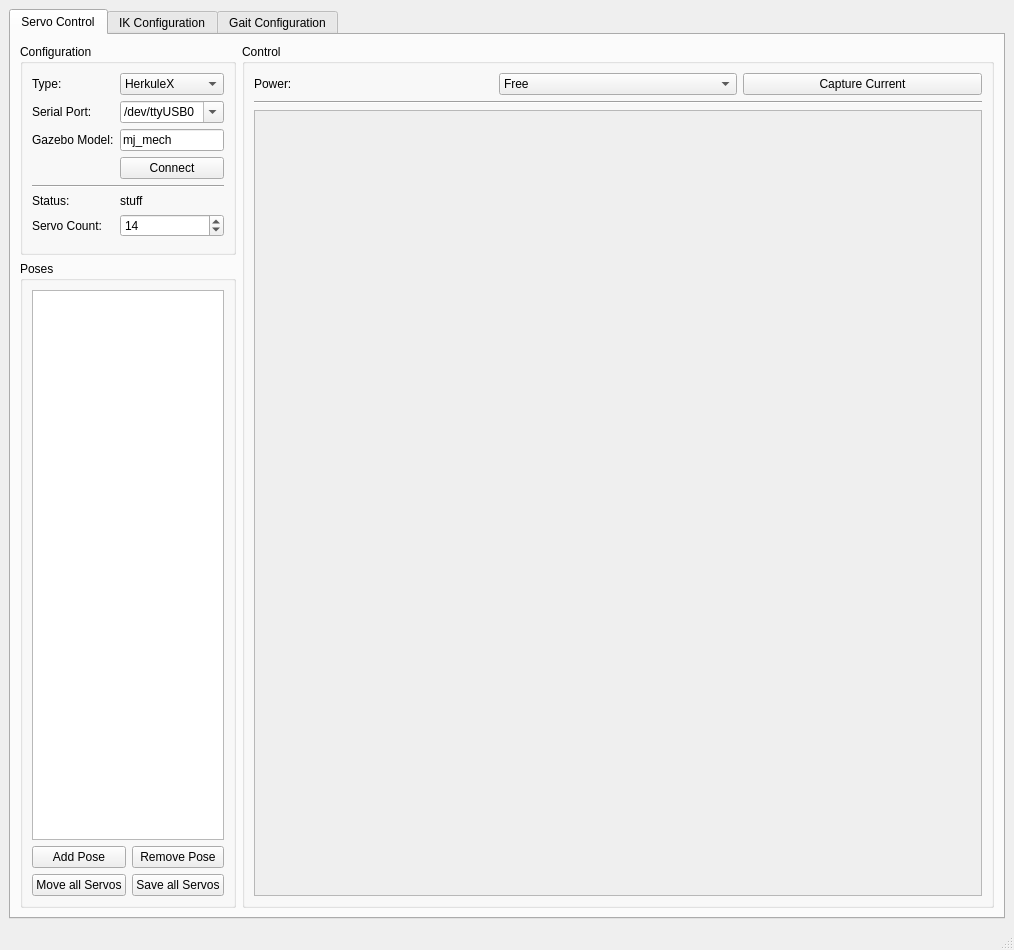
Old version of the form legtool/legtool_main_window.ui in the repository mjbots/mjmech.
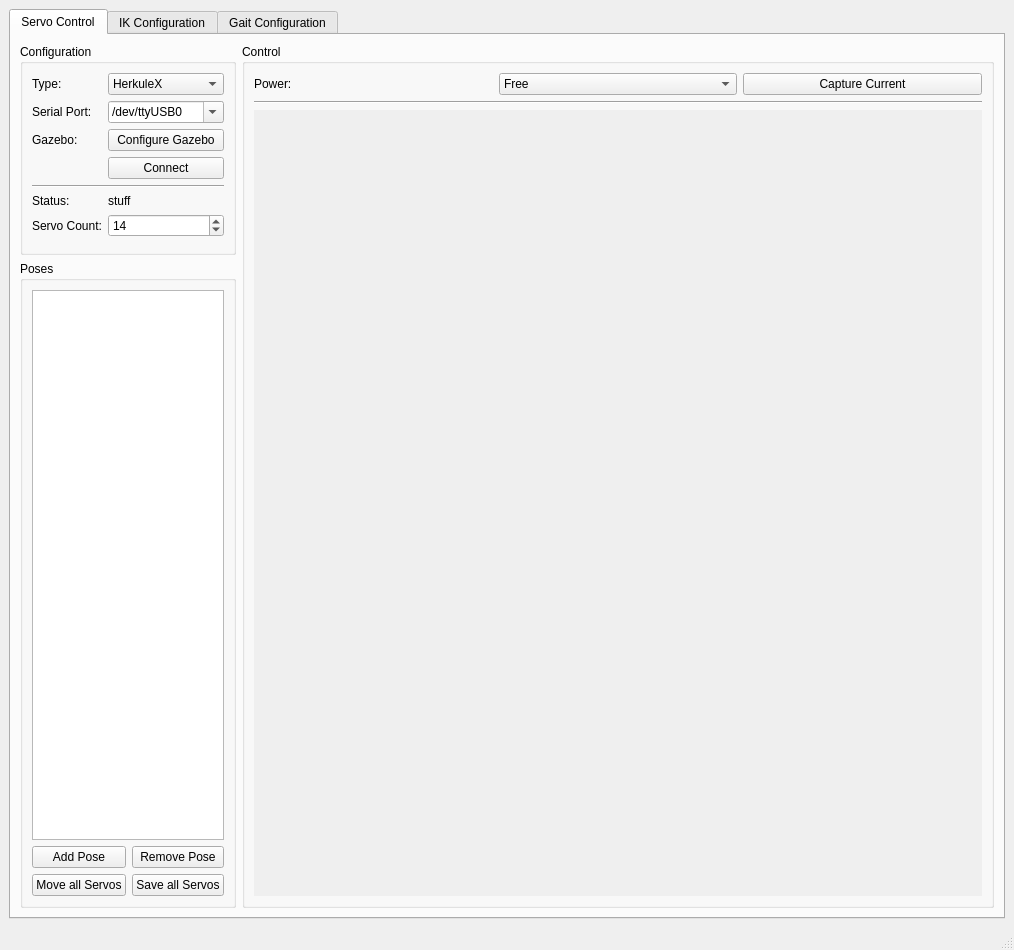
New version of the form. The open tabs and pages were chosen to show the change.

Commit message: legtool: Update so that gazebo servo names aren't hard coded, but can be configured.

What changed in the file:
```diff
--- a/legtool/legtool_main_window.ui
+++ b/legtool/legtool_main_window.ui
@@ -54,14 +54,14 @@
                </item>
               </widget>
              </item>
-             <item row="2" column="0">
+             <item row="1" column="0">
               <widget class="QLabel" name="serialPortLabel">
                <property name="text">
                 <string>Serial Port:</string>
                </property>
               </widget>
              </item>
-             <item row="2" column="1">
+             <item row="1" column="1">
               <widget class="QComboBox" name="serialPortCombo">
                <property name="editable">
                 <bool>true</bool>
@@ -88,56 +88,56 @@
                </item>
               </widget>
              </item>
-             <item row="4" column="0">
+             <item row="2" column="0">
               <widget class="QLabel" name="modelLabel">
                <property name="text">
-                <string>Gazebo Model:</string>
+                <string>Gazebo:</string>
                </property>
               </widget>
              </item>
-             <item row="4" column="1">
-              <widget class="QLineEdit" name="modelEdit">
+             <item row="2" column="1">
+              <widget class="QPushButton" name="configureGazeboButton">
                <property name="text">
-                <string>mj_mech</string>
+                <string>Configure Gazebo</string>
                </property>
               </widget>
              </item>
-             <item row="6" column="1">
+             <item row="3" column="1">
               <widget class="QPushButton" name="connectButton">
                <property name="text">
                 <string>Connect</string>
                </property>
               </widget>
              </item>
-             <item row="8" column="0" colspan="2">
+             <item row="4" column="0" colspan="2">
               <widget class="Line" name="line">
                <property name="orientation">
                 <enum>Qt::Horizontal</enum>
                </property>
               </widget>
              </item>
-             <item row="10" column="0">
+             <item row="5" column="0">
               <widget class="QLabel" name="statusLabel">
                <property name="text">
                 <string>Status:</string>
                </property>
               </widget>
              </item>
-             <item row="10" column="1">
+             <item row="5" column="1">
               <widget class="QLabel" name="statusText">
                <property name="text">
                 <string>stuff</string>
                </property>
               </widget>
              </item>
-             <item row="12" column="0">
+             <item row="6" column="0">
               <widget class="QLabel" name="servoCountLabel">
                <property name="text">
                 <string>Servo Count:</string>
                </property>
               </widget>
              </item>
-             <item row="12" column="1">
+             <item row="6" column="1">
               <widget class="QSpinBox" name="servoCountSpin">
                <property name="minimum">
                 <number>1</number>
@@ -150,7 +150,7 @@
                </property>
               </widget>
              </item>
-             <item row="13" column="1">
+             <item row="7" column="1">
               <spacer name="verticalSpacer">
                <property name="orientation">
                 <enum>Qt::Vertical</enum>
@@ -264,6 +264,12 @@
            </item>
            <item>
             <widget class="QScrollArea" name="scrollArea">
+             <property name="frameShape">
+              <enum>QFrame::NoFrame</enum>
+             </property>
+             <property name="frameShadow">
+              <enum>QFrame::Raised</enum>
+             </property>
              <property name="widgetResizable">
               <bool>true</bool>
              </property>
@@ -273,7 +279,7 @@
                 <x>0</x>
                 <y>0</y>
                 <width>705</width>
-                <height>745</height>
+                <height>749</height>
                </rect>
               </property>
              </widget>
@@ -1149,7 +1155,7 @@
                  <rect>
                   <x>0</x>
                   <y>0</y>
-                  <width>223</width>
+                  <width>225</width>
                   <height>182</height>
                  </rect>
                 </property>
@@ -1274,8 +1280,8 @@
                  <rect>
                   <x>0</x>
                   <y>0</y>
-                  <width>220</width>
-                  <height>182</height>
+                  <width>209</width>
+                  <height>119</height>
                  </rect>
                 </property>
                 <attribute name="label">
```
The commit also changes 10 other files.
